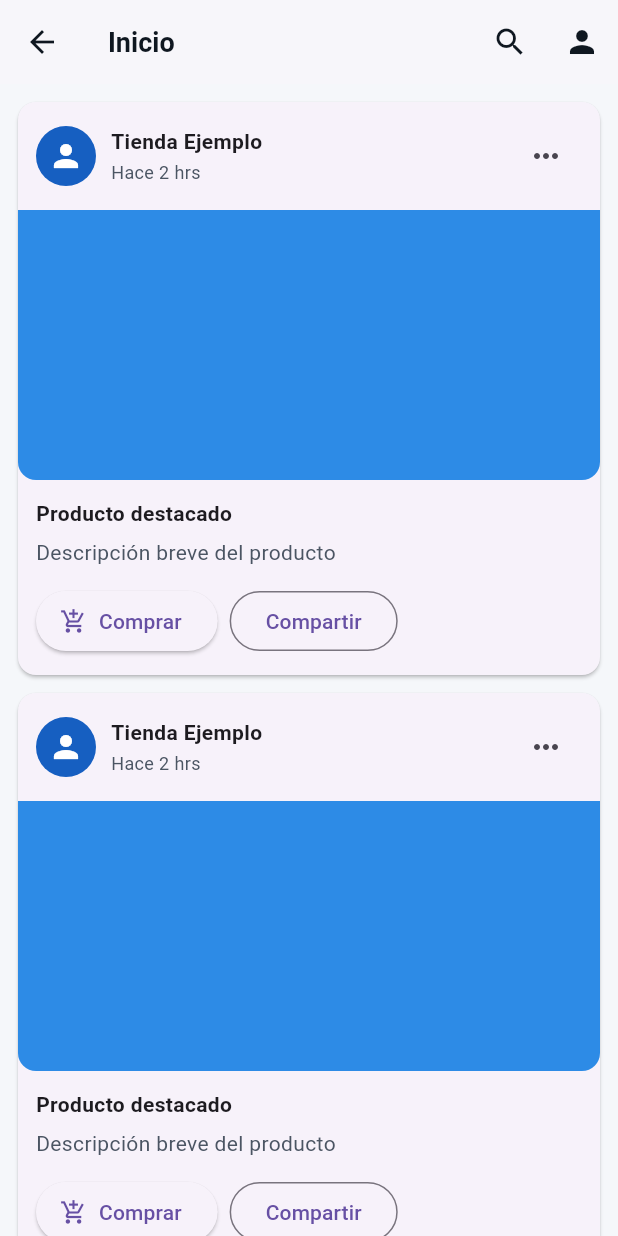
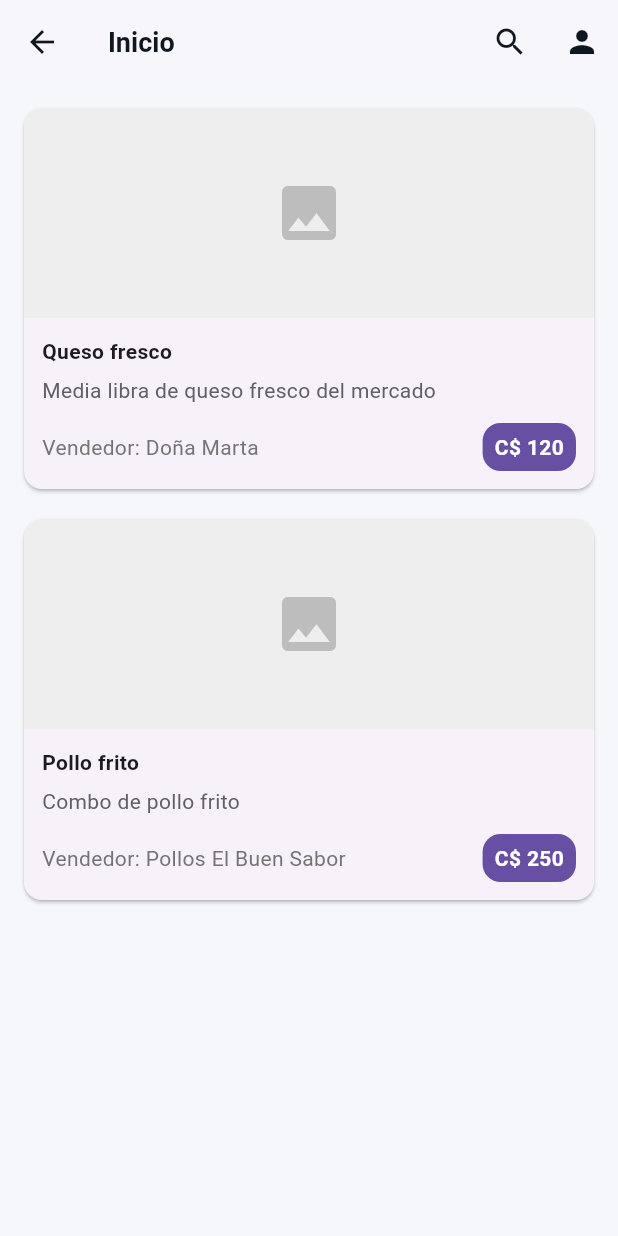
Before and after one commit to iBorsti/ishop, a Flutter app: the screen it shows after launch, after a tap on "Comprar", on a phone screen of 412 x 824 dp. Run offline on Flutter 3.47's test engine with Material 3 defaults, Android fonts, the phone set to English and light mode, and no system bars; our stand-ins replace flutter_riverpod, shared_preferences.

Commit message:
Mejoras Generales, si señooorrrrr

```diff
--- a/lib/features/admin/admin_home_screen.dart
+++ b/lib/features/admin/admin_home_screen.dart
@@ -1,13 +1,11 @@
 import 'package:flutter/material.dart';
+import 'admin_dashboard.dart';
 
 class AdminHomeScreen extends StatelessWidget {
   const AdminHomeScreen({super.key});
 
   @override
   Widget build(BuildContext context) {
-    return Scaffold(
-      appBar: AppBar(title: const Text('Admin - Inicio')),
-      body: const Center(child: Text('Inicio admin')),
-    );
+    return const AdminDashboard();
   }
 }
--- a/lib/features/buyer/buyer_feed.dart
+++ b/lib/features/buyer/buyer_feed.dart
@@ -1,117 +1,21 @@
 import 'package:flutter/material.dart';
-import '../../core/theme/app_colors.dart';
+import 'services/buyer_service.dart';
+import 'widgets/product_card.dart';
 
 class BuyerFeed extends StatelessWidget {
   const BuyerFeed({super.key});
 
   @override
   Widget build(BuildContext context) {
-    return ListView.builder(
+    final products = BuyerService.getFeedProducts();
+
+    return ListView.separated(
       padding: const EdgeInsets.all(12),
-      itemCount: 8,
+      itemCount: products.length,
+      separatorBuilder: (_, __) => const SizedBox(height: 12),
       itemBuilder: (context, index) {
-        return Card(
-          margin: const EdgeInsets.only(bottom: 12),
-          shape: RoundedRectangleBorder(
-            borderRadius: BorderRadius.circular(12),
-          ),
-          child: Column(
-            crossAxisAlignment: CrossAxisAlignment.start,
-            children: [
-              // header
-              Padding(
-                padding: const EdgeInsets.all(12),
-                child: Row(
-                  children: [
-                    CircleAvatar(
-                      backgroundColor: AppColors.primaryBlue,
-                      child: const Icon(Icons.person, color: Colors.white),
-                    ),
-                    const SizedBox(width: 10),
-                    Column(
-                      crossAxisAlignment: CrossAxisAlignment.start,
-                      children: const [
-                        Text(
-                          'Tienda Ejemplo',
-                          style: TextStyle(fontWeight: FontWeight.bold),
-                        ),
-                        SizedBox(height: 2),
-                        Text(
-                          'Hace 2 hrs',
-                          style: TextStyle(
-                            color: AppColors.textGray,
-                            fontSize: 12,
-                          ),
-                        ),
-                      ],
-                    ),
-                    const Spacer(),
-                    IconButton(
-                      onPressed: () {},
-                      icon: const Icon(Icons.more_horiz),
-                    ),
-                  ],
-                ),
-              ),
-              // image
-              Container(
-                height: 180,
-                decoration: BoxDecoration(
-                  color: AppColors.secondaryBlue,
-                  borderRadius: const BorderRadius.vertical(
-                    bottom: Radius.circular(12),
-                  ),
-                ),
-              ),
-              Padding(
-                padding: const EdgeInsets.all(12),
-                child: Column(
-                  crossAxisAlignment: CrossAxisAlignment.start,
-                  children: [
-                    const Text(
-                      'Producto destacado',
-                      style: TextStyle(fontWeight: FontWeight.bold),
-                    ),
-                    const SizedBox(height: 6),
-                    const Text(
-                      'Descripción breve del producto',
-                      style: TextStyle(color: AppColors.textGray),
-                    ),
-                    const SizedBox(height: 12),
-                    Row(
-                      children: [
-                        Semantics(
-                          button: true,
-                          label: 'Comprar producto',
-                          child: Tooltip(
-                            message: 'Añadir al carrito',
-                            child: ElevatedButton.icon(
-                              onPressed: () {},
-                              icon: const Icon(Icons.add_shopping_cart),
-                              label: const Text('Comprar'),
-                            ),
-                          ),
-                        ),
-                        const SizedBox(width: 8),
-                        Semantics(
-                          button: true,
-                          label: 'Compartir producto',
-                          child: Tooltip(
-                            message: 'Compartir producto',
-                            child: OutlinedButton(
-                              onPressed: () {},
-                              child: const Text('Compartir'),
-                            ),
-                          ),
-                        ),
-                      ],
-                    ),
-                  ],
-                ),
-              ),
-            ],
-          ),
-        );
+        final product = products[index];
+        return ProductCard(product: product);
       },
     );
   }
--- /dev/null
+++ b/lib/features/buyer/models/product.dart
@@ -0,0 +1,17 @@
+class Product {
+  final String id;
+  final String name;
+  final String description;
+  final double price;
+  final String imageUrl;
+  final String sellerName;
+
+  Product({
+    required this.id,
+    required this.name,
+    required this.description,
+    required this.price,
+    required this.imageUrl,
+    required this.sellerName,
+  });
+}
--- /dev/null
+++ b/lib/features/buyer/services/buyer_service.dart
@@ -0,0 +1,24 @@
+import '../models/product.dart';
+
+class BuyerService {
+  static List<Product> getFeedProducts() {
+    return [
+      Product(
+        id: '1',
+        name: 'Queso fresco',
+        description: 'Media libra de queso fresco del mercado',
+        price: 120,
+        imageUrl: '',
+        sellerName: 'Doña Marta',
+      ),
+      Product(
+        id: '2',
+        name: 'Pollo frito',
+        description: 'Combo de pollo frito',
+        price: 250,
+        imageUrl: '',
+        sellerName: 'Pollos El Buen Sabor',
+      ),
+    ];
+  }
+}
--- /dev/null
+++ b/lib/features/buyer/widgets/product_card.dart
@@ -0,0 +1,74 @@
+import 'package:flutter/material.dart';
+import '../models/product.dart';
+import 'product_price_chip.dart';
+import '../screens/product_detail_screen.dart';
+
+class ProductCard extends StatelessWidget {
+  final Product product;
+
+  const ProductCard({super.key, required this.product});
+
+  @override
+  Widget build(BuildContext context) {
+    return GestureDetector(
+      onTap: () {
+        Navigator.push(
+          context,
+          MaterialPageRoute(
+            builder: (_) => ProductDetailScreen(product: product),
+          ),
+        );
+      },
+      child: Card(
+        shape: RoundedRectangleBorder(borderRadius: BorderRadius.circular(12)),
+        child: Column(
+          crossAxisAlignment: CrossAxisAlignment.start,
+          children: [
+            // image placeholder
+            Container(
+              height: 140,
+              decoration: BoxDecoration(
+                color: Colors.grey.shade200,
+                borderRadius: const BorderRadius.vertical(
+                  top: Radius.circular(12),
+                ),
+              ),
+              child: Center(
+                child: Icon(Icons.image, size: 48, color: Colors.grey[400]),
+              ),
+            ),
+            Padding(
+              padding: const EdgeInsets.all(12),
+              child: Column(
+                crossAxisAlignment: CrossAxisAlignment.start,
+                children: [
+                  Text(
+                    product.name,
+                    style: const TextStyle(fontWeight: FontWeight.bold),
+                  ),
+                  const SizedBox(height: 6),
+                  Text(
+                    product.description,
+                    style: TextStyle(color: Colors.grey[700]),
+                  ),
+                  const SizedBox(height: 12),
+                  Row(
+                    children: [
+                      Expanded(
+                        child: Text(
+                          'Vendedor: ${product.sellerName}',
+                          style: TextStyle(color: Colors.grey[600]),
+                        ),
+                      ),
+                      ProductPriceChip(price: product.price),
+                    ],
+                  ),
+                ],
+              ),
+            ),
+          ],
+        ),
+      ),
+    );
+  }
+}
--- /dev/null
+++ b/lib/features/buyer/widgets/product_price_chip.dart
@@ -0,0 +1,25 @@
+import 'package:flutter/material.dart';
+
+class ProductPriceChip extends StatelessWidget {
+  final double price;
+
+  const ProductPriceChip({super.key, required this.price});
+
+  @override
+  Widget build(BuildContext context) {
+    return Container(
+      padding: const EdgeInsets.symmetric(horizontal: 8, vertical: 6),
+      decoration: BoxDecoration(
+        color: Theme.of(context).colorScheme.primary,
+        borderRadius: BorderRadius.circular(12),
+      ),
+      child: Text(
+        'C\$ ${price.toStringAsFixed(0)}',
+        style: const TextStyle(
+          color: Colors.white,
+          fontWeight: FontWeight.bold,
+        ),
+      ),
+    );
+  }
+}
```
Also changed, not shown: lib/core/widgets/dashboard_scaffold.dart (added, +28 -0 lines), lib/core/widgets/dashboard_section_title.dart (added, +20 -0 lines), lib/features/admin/admin_dashboard.dart (+9 -3 lines), lib/features/buyer/models/delivery_option.dart (added, +11 -0 lines), lib/features/buyer/screens/order_confirmation_screen.dart (added, +45 -0 lines), lib/features/buyer/screens/product_detail_screen.dart (added, +39 -0 lines), lib/features/buyer/screens/select_delivery_screen.dart (added, +41 -0 lines), lib/features/buyer/services/delivery_selector_service.dart (added, +11 -0 lines), lib/features/buyer/widgets/delivery_option_card.dart (added, +26 -0 lines), lib/features/delivery/delivery_dashboard.dart (+9 -15 lines), lib/features/fleet/fleet_dashboard.dart (+8 -8 lines), lib/features/seller/seller_dashboard.dart (+7 -11 lines).
